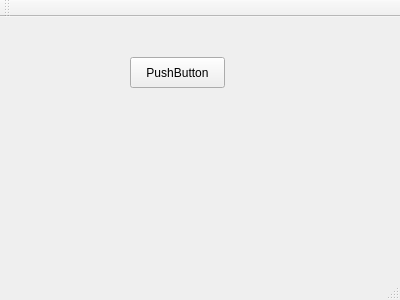
This is src/mainwindow.ui in mkotzjan/MirrorDrive as Qt 5 draws it before an edit. The edited form follows.
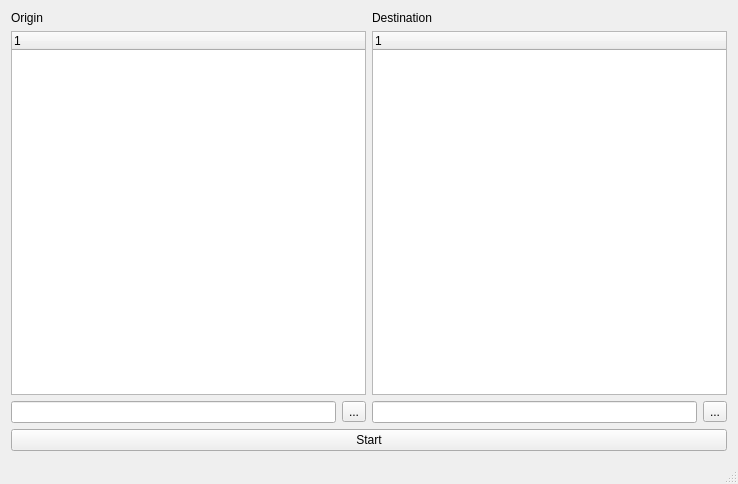
This is the edited form.

Commit message: finished first design

```diff
--- a/src/mainwindow.ui
+++ b/src/mainwindow.ui
@@ -6,45 +6,95 @@
    <rect>
     <x>0</x>
     <y>0</y>
-    <width>400</width>
-    <height>300</height>
+    <width>738</width>
+    <height>484</height>
    </rect>
   </property>
   <property name="windowTitle">
    <string>MirrorDrive</string>
   </property>
   <widget class="QWidget" name="centralWidget">
-   <widget class="QPushButton" name="chooseOriginFolder">
-    <property name="geometry">
-     <rect>
-      <x>130</x>
-      <y>40</y>
-      <width>95</width>
-      <height>31</height>
-     </rect>
-    </property>
-    <property name="text">
-     <string>PushButton</string>
-    </property>
-   </widget>
-  </widget>
-  <widget class="QMenuBar" name="menuBar">
-   <property name="geometry">
-    <rect>
-     <x>0</x>
-     <y>0</y>
-     <width>400</width>
-     <height>27</height>
-    </rect>
-   </property>
-  </widget>
-  <widget class="QToolBar" name="mainToolBar">
-   <attribute name="toolBarArea">
-    <enum>TopToolBarArea</enum>
-   </attribute>
-   <attribute name="toolBarBreak">
-    <bool>false</bool>
-   </attribute>
+   <layout class="QVBoxLayout" name="verticalLayout">
+    <item>
+     <layout class="QHBoxLayout" name="horizontalLayout">
+      <item>
+       <layout class="QVBoxLayout" name="verticalLayout_2">
+        <item>
+         <widget class="QLabel" name="label">
+          <property name="text">
+           <string>Origin</string>
+          </property>
+         </widget>
+        </item>
+        <item>
+         <widget class="QTreeWidget" name="originTree">
+          <column>
+           <property name="text">
+            <string notr="true">1</string>
+           </property>
+          </column>
+         </widget>
+        </item>
+        <item>
+         <layout class="QHBoxLayout" name="horizontalLayout_2">
+          <item>
+           <widget class="QLineEdit" name="originPathEdit"/>
+          </item>
+          <item>
+           <widget class="QToolButton" name="originPathButton">
+            <property name="text">
+             <string>...</string>
+            </property>
+           </widget>
+          </item>
+         </layout>
+        </item>
+       </layout>
+      </item>
+      <item>
+       <layout class="QVBoxLayout" name="verticalLayout_3">
+        <item>
+         <widget class="QLabel" name="label_2">
+          <property name="text">
+           <string>Destination</string>
+          </property>
+         </widget>
+        </item>
+        <item>
+         <widget class="QTreeWidget" name="destinationTree">
+          <column>
+           <property name="text">
+            <string notr="true">1</string>
+           </property>
+          </column>
+         </widget>
+        </item>
+        <item>
+         <layout class="QHBoxLayout" name="horizontalLayout_3">
+          <item>
+           <widget class="QLineEdit" name="destinationPathEdit"/>
+          </item>
+          <item>
+           <widget class="QToolButton" name="destinationPathButton">
+            <property name="text">
+             <string>...</string>
+            </property>
+           </widget>
+          </item>
+         </layout>
+        </item>
+       </layout>
+      </item>
+     </layout>
+    </item>
+    <item>
+     <widget class="QPushButton" name="startButton">
+      <property name="text">
+       <string>Start</string>
+      </property>
+     </widget>
+    </item>
+   </layout>
   </widget>
   <widget class="QStatusBar" name="statusBar"/>
  </widget>
```
The commit also changes 6 other files.
